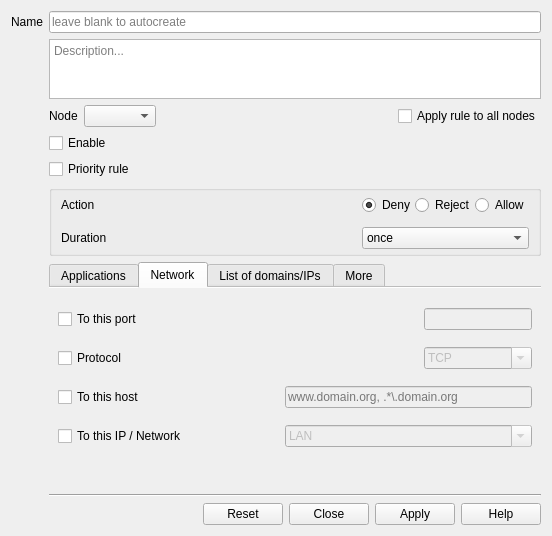
The window that ui/opensnitch/res/ruleseditor.ui (evilsocket/opensnitch) describes before a commit, drawn with Qt 5.
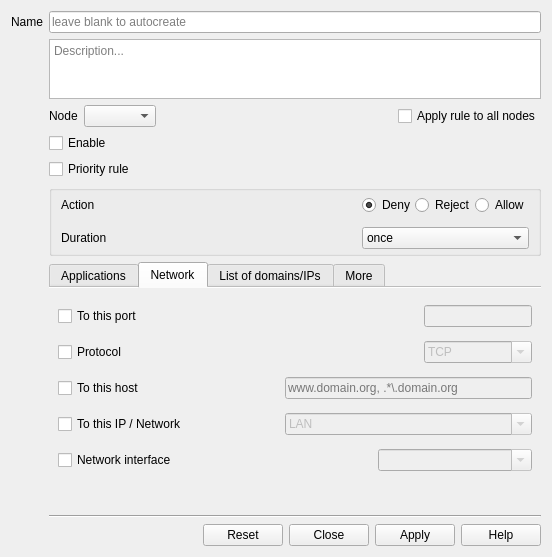
The same window after the commit. The open tabs and pages were chosen to show the change. Icons and pictures are not drawn.

Commit message:
ui: added network interface option to the editor
Closes #744

What changed in the file:
```diff
--- a/ui/opensnitch/res/ruleseditor.ui
+++ b/ui/opensnitch/res/ruleseditor.ui
@@ -7,7 +7,7 @@
     <x>0</x>
     <y>0</y>
     <width>552</width>
-    <height>520</height>
+    <height>557</height>
    </rect>
   </property>
   <property name="sizePolicy">
@@ -218,34 +218,20 @@
        <string>Network</string>
       </attribute>
       <layout class="QGridLayout" name="gridLayout_3">
-       <item row="0" column="0" colspan="2">
-        <widget class="QCheckBox" name="dstPortCheck">
-         <property name="text">
-          <string>To this port</string>
-         </property>
-        </widget>
-       </item>
-       <item row="2" column="0">
-        <widget class="QCheckBox" name="dstHostCheck">
-         <property name="text">
-          <string>To this host</string>
-         </property>
-        </widget>
-       </item>
-       <item row="0" column="2" colspan="3">
-        <spacer name="horizontalSpacer_3">
+       <item row="4" column="1">
+        <spacer name="horizontalSpacer_9">
          <property name="orientation">
           <enum>Qt::Horizontal</enum>
          </property>
          <property name="sizeHint" stdset="0">
           <size>
-           <width>133</width>
+           <width>40</width>
            <height>20</height>
           </size>
          </property>
         </spacer>
        </item>
-       <item row="1" column="5">
+       <item row="2" column="5">
         <widget class="QComboBox" name="protoCombo">
          <property name="enabled">
           <bool>false</bool>
@@ -291,78 +277,34 @@
          </item>
         </widget>
        </item>
-       <item row="0" column="5">
-        <widget class="QLineEdit" name="dstPortLine">
-         <property name="enabled">
-          <bool>false</bool>
-         </property>
-         <property name="toolTip">
-          <string>&lt;html&gt;&lt;head/&gt;&lt;body&gt;&lt;p&gt;You can specify multiple ports using regular expressions:&lt;/p&gt;&lt;p&gt;&lt;br/&gt;&lt;/p&gt;&lt;p&gt;- 53, 80 or 443:&lt;/p&gt;&lt;p&gt;^(53|80|443)$&lt;/p&gt;&lt;p&gt;&lt;br/&gt;&lt;/p&gt;&lt;p&gt;- 53, 443 or 5551, 5552, 5553, etc:&lt;/p&gt;&lt;p&gt;^(53|443|555[0-9])$&lt;/p&gt;&lt;/body&gt;&lt;/html&gt;</string>
-         </property>
-        </widget>
-       </item>
-       <item row="1" column="0" colspan="4">
-        <widget class="QCheckBox" name="protoCheck">
-         <property name="text">
-          <string>Protocol</string>
-         </property>
-        </widget>
-       </item>
        <item row="3" column="0">
-        <widget class="QCheckBox" name="dstIPCheck">
+        <widget class="QCheckBox" name="dstHostCheck">
          <property name="text">
-          <string>To this IP / Network</string>
+          <string>To this host</string>
          </property>
         </widget>
        </item>
-       <item row="3" column="1">
-        <spacer name="horizontalSpacer_9">
+       <item row="1" column="2" colspan="3">
+        <spacer name="horizontalSpacer_3">
          <property name="orientation">
           <enum>Qt::Horizontal</enum>
          </property>
          <property name="sizeHint" stdset="0">
           <size>
-           <width>40</width>
+           <width>133</width>
            <height>20</height>
           </size>
          </property>
         </spacer>
        </item>
-       <item row="2" column="1">
-        <spacer name="horizontalSpacer_10">
-         <property name="orientation">
-          <enum>Qt::Horizontal</enum>
+       <item row="1" column="0" colspan="2">
+        <widget class="QCheckBox" name="dstPortCheck">
+         <property name="text">
+          <string>To this port</string>
          </property>
-         <property name="sizeHint" stdset="0">
-          <size>
-           <width>40</width>
-           <height>20</height>
-          </size>
-         </property>
-        </spacer>
-       </item>
-       <item row="2" column="2" colspan="4">
-        <widget class="QLineEdit" name="dstHostLine">
-         <property name="enabled">
-          <bool>false</bool>
-         </property>
-         <property name="toolTip">
-          <string>Commas or spaces are not allowed to specify multiple domains. 
-
-Use regular expressions instead: 
-.*(opensnitch|duckduckgo).com
-.*\.google.com
-
-or a single domain:
-www.gnu.org - it'll only match www.gnu.org, nor ftp.gnu.org, nor www2.gnu.org, ...
-gnu.org         - it'll only match gnu.org, nor www.gnu.org, nor ftp.gnu.org, ...</string>
-         </property>
-         <property name="placeholderText">
-          <string>www.domain.org, .*\.domain.org</string>
-         </property>
         </widget>
        </item>
-       <item row="3" column="2" colspan="4">
+       <item row="4" column="2" colspan="4">
         <widget class="QComboBox" name="dstIPCombo">
          <property name="enabled">
           <bool>false</bool>
@@ -457,6 +399,81 @@
          </item>
         </widget>
        </item>
+       <item row="3" column="2" colspan="4">
+        <widget class="QLineEdit" name="dstHostLine">
+         <property name="enabled">
+          <bool>false</bool>
+         </property>
+         <property name="toolTip">
+          <string>Commas or spaces are not allowed to specify multiple domains. 
+
+Use regular expressions instead: 
+.*(opensnitch|duckduckgo).com
+.*\.google.com
+
+or a single domain:
+www.gnu.org - it'll only match www.gnu.org, nor ftp.gnu.org, nor www2.gnu.org, ...
+gnu.org         - it'll only match gnu.org, nor www.gnu.org, nor ftp.gnu.org, ...</string>
+         </property>
+         <property name="placeholderText">
+          <string>www.domain.org, .*\.domain.org</string>
+         </property>
+        </widget>
+       </item>
+       <item row="3" column="1">
+        <spacer name="horizontalSpacer_10">
+         <property name="orientation">
+          <enum>Qt::Horizontal</enum>
+         </property>
+         <property name="sizeHint" stdset="0">
+          <size>
+           <width>40</width>
+           <height>20</height>
+          </size>
+         </property>
+        </spacer>
+       </item>
+       <item row="4" column="0">
+        <widget class="QCheckBox" name="dstIPCheck">
+         <property name="text">
+          <string>To this IP / Network</string>
+         </property>
+        </widget>
+       </item>
+       <item row="1" column="5">
+        <widget class="QLineEdit" name="dstPortLine">
+         <property name="enabled">
+          <bool>false</bool>
+         </property>
+         <property name="toolTip">
+          <string>&lt;html&gt;&lt;head/&gt;&lt;body&gt;&lt;p&gt;You can specify multiple ports using regular expressions:&lt;/p&gt;&lt;p&gt;&lt;br/&gt;&lt;/p&gt;&lt;p&gt;- 53, 80 or 443:&lt;/p&gt;&lt;p&gt;^(53|80|443)$&lt;/p&gt;&lt;p&gt;&lt;br/&gt;&lt;/p&gt;&lt;p&gt;- 53, 443 or 5551, 5552, 5553, etc:&lt;/p&gt;&lt;p&gt;^(53|443|555[0-9])$&lt;/p&gt;&lt;/body&gt;&lt;/html&gt;</string>
+         </property>
+        </widget>
+       </item>
+       <item row="2" column="0" colspan="4">
+        <widget class="QCheckBox" name="protoCheck">
+         <property name="text">
+          <string>Protocol</string>
+         </property>
+        </widget>
+       </item>
+       <item row="5" column="0">
+        <widget class="QCheckBox" name="ifaceCheck">
+         <property name="text">
+          <string>Network interface</string>
+         </property>
+        </widget>
+       </item>
+       <item row="5" column="4" colspan="2">
+        <widget class="QComboBox" name="ifaceCombo">
+         <property name="enabled">
+          <bool>false</bool>
+         </property>
+         <property name="editable">
+          <bool>true</bool>
+         </property>
+        </widget>
+       </item>
       </layout>
      </widget>
      <widget class="QWidget" name="tabWidgetPage3">
```
